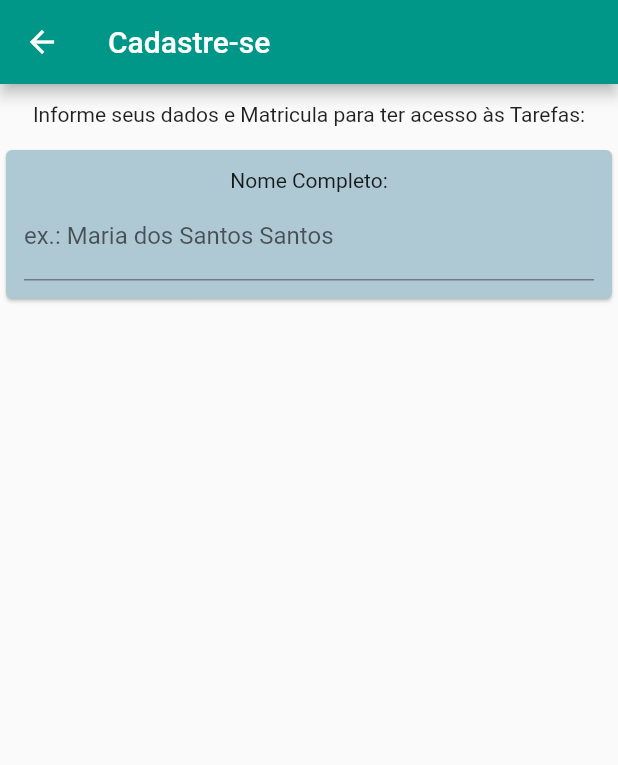
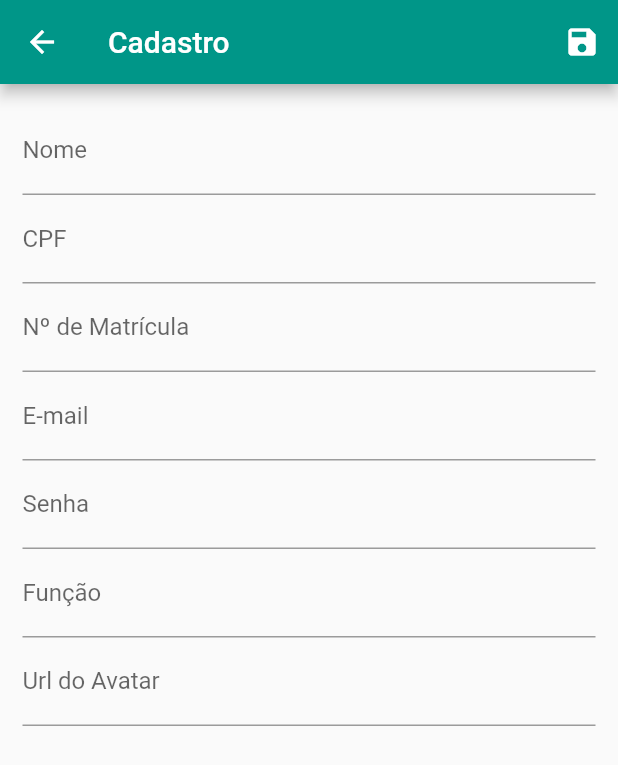
Before and after one commit to Gustavowilker/Cadastramento, a Flutter app: the screen it shows after launch, after a tap on "Cadastre-se", on a phone screen of 412 x 824 dp. Shown: the top 765 px of the screen. Run offline on Flutter 3.47's test engine with Material 2 defaults, Android fonts, the phone set to English and light mode, and no system bars; network calls fail.

Commit message:
criando e submetendo a page cadastro

```diff
--- a/lib/Pages/loginPage/cadastre.dart
+++ b/lib/Pages/loginPage/cadastre.dart
@@ -1,62 +1,86 @@
-// ignore_for_file: camel_case_types
+import 'package:flutter/material.dart';
+import 'package:flutter_application_1/models/user.dart';
+import 'package:flutter_application_1/provider/users.dart';
+import 'package:provider/provider.dart';
 
-import 'package:flutter/material.dart';
-
-class cadastre extends StatefulWidget {
-  const cadastre({Key? key}) : super(key: key);
-
-  @override
-  State<cadastre> createState() => _cadastreState();
-}
-
-class _cadastreState extends State<cadastre> {
-  String nome = '';
-  String email = '';
-  String password = '';
-  String funcao = '';
-  int cpf = 0;
-  int matricula = 0;
+class cadastre extends StatelessWidget {
+  final _form = GlobalKey<FormState>();
+  final Map<String, String> _formData = {};
 
   @override
   Widget build(BuildContext context) {
     return Scaffold(
         appBar: AppBar(
-        title: const Text('Cadastre-se'),
+          title: const Text('Cadastro'),
+          actions: <Widget>[
+            IconButton(
+                onPressed: () {
+                  final isValid = _form.currentState?.validate();
+                  if (isValid == true) {
+                    _form.currentState?.save();
+                    Provider.of<Users>(context, listen: false).put(
+                      User(
+                          id: _formData['matricula'].toString(),
+                          name: _formData['name'].toString(),
+                          email: _formData['email'].toString(),
+                          cpf: _formData['cpf'].toString(),
+                          funcao: _formData['funcao'].toString(),
+                          password: _formData['password'].toString(),
+                          avatarUrl: _formData['avatarUrl'].toString()),
+                    );
+
+                    Navigator.of(context).pop();
+                  }
+                },
+                icon: Icon(Icons.save))
+          ],
         ),
-      body: Column(
-        children: [
-          Padding(
-            padding: const EdgeInsets.all(12.0),
-            child: Container(
-              child: const Text(
-                'Informe seus dados e Matricula para ter acesso às Tarefas:',
-                textAlign: TextAlign.center,
+        body: Padding(
+          padding: EdgeInsets.all(15),
+          child: Form(
+            key: _form,
+            child: Column(
+              children: <Widget>[
+                TextFormField(
+                  decoration: InputDecoration(labelText: 'Nome'),
+                  validator: (value) {
+                    if (value == null || value.trim().isEmpty) {
+                      return 'Nome inválido';
+                    } else if (value.trim().length < 3) {
+                      return 'Nome muito pequeno. Mínimo 3 letras';
+                    }
+                    return null;
+                  },
+                  onSaved: (value) => _formData['name'] = value.toString(),
                 ),
+                TextFormField(
+                  decoration: InputDecoration(labelText: 'CPF'),
+                  onSaved: (value) => _formData['cpf'] = value.toString(),
                 ),
+                TextFormField(
+                  decoration: InputDecoration(labelText: 'Nº de Matrícula'),
+                  onSaved: (value) => _formData['matricula'] = value.toString(),
                 ),
-          Card(
-            color: const Color.fromARGB(255, 174, 200, 212),
-            child: Padding(
-              padding: const EdgeInsets.all(12),
-              child: Column(
-                children: [
-                  const Text(
-                    'Nome Completo:',
-                    textAlign: TextAlign.left,
+                TextFormField(
+                  decoration: InputDecoration(labelText: 'E-mail'),
+                  onSaved: (value) => _formData['email'] = value.toString(),
                 ),
-                  TextField(
-                    onChanged: (Text) {
-                      nome = Text;
-                    },
-                    decoration: const InputDecoration(
-                        labelText: 'ex.: Maria dos Santos Santos'),
+                TextFormField(
+                  decoration: InputDecoration(labelText: 'Senha'),
+                  obscureText: true,
+                  onSaved: (value) => _formData['password'] = value.toString(),
+                ),
+                TextFormField(
+                  decoration: InputDecoration(labelText: 'Função'),
+                  onSaved: (value) => _formData['funcao'] = value.toString(),
+                ),
+                TextFormField(
+                  decoration: InputDecoration(labelText: 'Url do Avatar'),
+                  onSaved: (value) => _formData['avatarUrl'] = value.toString(),
                 ),
               ],
             ),
           ),
-          ),
-        ],
-      ),
-    );
+        ));
   }
 }
--- a/lib/Pages/loginPage/loginPage.dart
+++ b/lib/Pages/loginPage/loginPage.dart
@@ -98,7 +98,7 @@ class _loginPageState extends State<loginPage> {
                             onTap: () {
                               Navigator.push(context,
                                   MaterialPageRoute(builder: (context) {
-                                return const cadastre();
+                                return cadastre();
                               }));
                             },
                           ),
--- a/lib/main.dart
+++ b/lib/main.dart
@@ -1,7 +1,9 @@
 import 'package:flutter/material.dart';
 import 'package:flutter_application_1/Pages/PagesGerente/performance.dart';
 import 'package:flutter_application_1/Pages/PagesUser/home_page.dart';
+import 'package:flutter_application_1/Pages/loginPage/cadastre.dart';
 import 'package:flutter_application_1/provider/users.dart';
+import 'package:flutter_application_1/routes/app_routes.dart';
 import 'package:provider/provider.dart';
 
 import 'Pages/loginPage/loginPage.dart';
@@ -31,6 +33,9 @@ class MyApp extends StatelessWidget {
           '/': (context) => loginPage(),
           '/home': (context) => const HomePage(),
           '/performance': (context) => const performancePage(),
+          AppRoutes.HOME:(_) => HomePage(),
+          AppRoutes.PERFORMANCE:(_) => performancePage(),
+          AppRoutes.CADASTRE:(_) => cadastre()
         },
       ),
     );
--- a/lib/routes/app_routes.dart
+++ b/lib/routes/app_routes.dart
@@ -1,4 +1,6 @@
 class AppRoutes {
-
+  static const LOGIN = '/';
   static const HOME = '/home';
+  static const PERFORMANCE = '/performance';
+  static const CADASTRE = '/cadastre';
 }
```
Also changed, not shown: lib/Pages/PagesGerente/page_usuarios.dart (+8 -1 lines), lib/componets/user_tile.dart (+8 -1 lines). Lines whose indentation alone changed are shown as unchanged.
